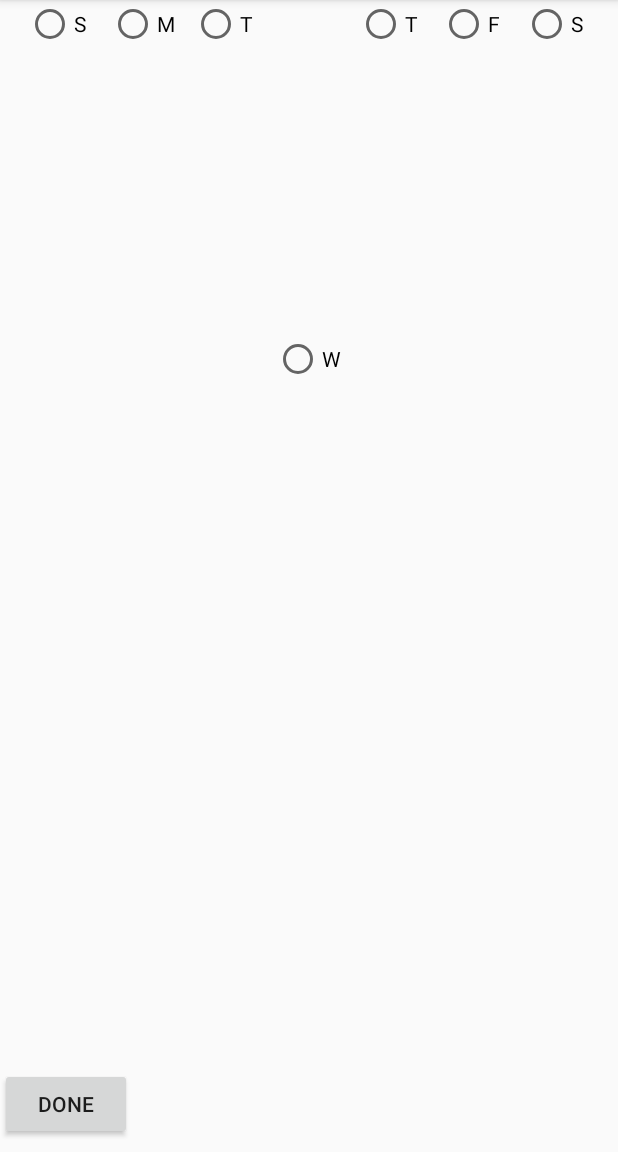
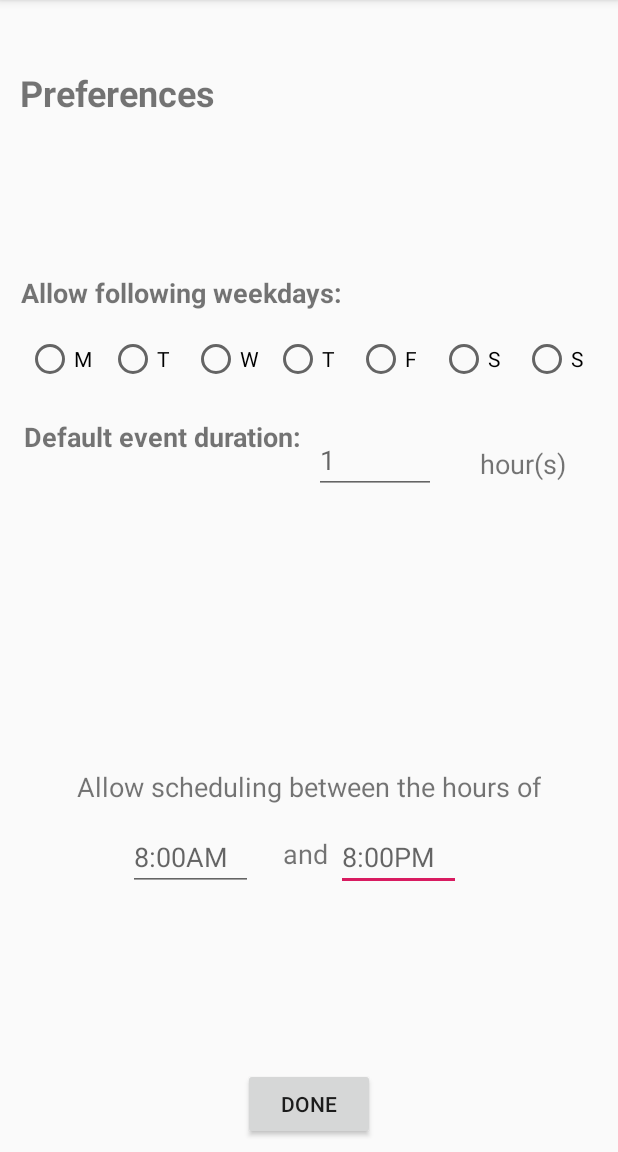
Before and after one commit to wesley-tang/Overlap, an Android app: the SettingsPage screen opened directly, with no data from a screen before it, on a phone screen of 412 x 824 dp, the part 84-1236 px from its top. Run offline under Robolectric (Android 15) with nearby library versions, the phone set to English and light mode, and no system bars.

Commit message:
Added all other modules to settings page + a fuckton more coded strings, started invitee page activity

```diff
--- a/Overlap/app/src/main/AndroidManifest.xml
+++ b/Overlap/app/src/main/AndroidManifest.xml
@@ -18,9 +18,10 @@ package="overlap.project">
                 <category android:name="android.intent.category.LAUNCHER" />
             </intent-filter>
         </activity>
-    <activity android:name=".scheduler.CalendarSelect"/>
-    <activity android:name=".scheduler.SettingsPage"/>
-    <activity android:name=".NewEvent"/>
+        <activity android:name=".scheduler.CalendarSelect" />
+        <activity android:name=".scheduler.SettingsPage" />
+        <activity android:name=".NewEvent" />
+        <activity android:name=".scheduler.InviteesPage"></activity>
     </application>
 
 </manifest>
--- /dev/null
+++ b/Overlap/app/src/main/java/overlap/project/scheduler/InviteesPage.java
@@ -0,0 +1,15 @@
+package overlap.project.scheduler;
+
+import android.support.v7.app.AppCompatActivity;
+import android.os.Bundle;
+
+import overlap.project.R;
+
+public class InviteesPage extends AppCompatActivity {
+
+    @Override
+    protected void onCreate(Bundle savedInstanceState) {
+        super.onCreate(savedInstanceState);
+        setContentView(R.layout.activity_invitees_page);
+    }
+}
--- a/Overlap/app/src/main/res/layout/activity_calendar_select.xml
+++ b/Overlap/app/src/main/res/layout/activity_calendar_select.xml
@@ -112,6 +112,7 @@
         app:layout_constraintHorizontal_bias="0.0"
         app:layout_constraintStart_toEndOf="@+id/textView3"
         app:layout_constraintTop_toBottomOf="@+id/datesText"
-        app:layout_constraintVertical_bias="0.195" />
+        app:layout_constraintVertical_bias="0.195"
+        android:autofillHints="" />
 
 </android.support.constraint.ConstraintLayout>
--- /dev/null
+++ b/Overlap/app/src/main/res/layout/activity_invitees_page.xml
@@ -0,0 +1,9 @@
+<?xml version="1.0" encoding="utf-8"?>
+<android.support.constraint.ConstraintLayout xmlns:android="http://schemas.android.com/apk/res/android"
+    xmlns:app="http://schemas.android.com/apk/res-auto"
+    xmlns:tools="http://schemas.android.com/tools"
+    android:layout_width="match_parent"
+    android:layout_height="match_parent"
+    tools:context=".scheduler.InviteesPage">
+
+</android.support.constraint.ConstraintLayout>
--- a/Overlap/app/src/main/res/layout/activity_settings_page.xml
+++ b/Overlap/app/src/main/res/layout/activity_settings_page.xml
@@ -6,41 +6,56 @@
     android:layout_height="match_parent"
     tools:context=".scheduler.SettingsPage">
 
+    <EditText
+        android:id="@+id/editText5"
+        android:layout_width="83dp"
+        android:layout_height="wrap_content"
+        android:layout_marginStart="224dp"
+        android:layout_marginTop="166dp"
+        android:layout_marginBottom="166dp"
+        android:ems="10"
+        android:hint="@string/eightPM"
+        android:inputType="time"
+        app:layout_constraintBottom_toBottomOf="@+id/button2"
+        app:layout_constraintStart_toStartOf="parent"
+        app:layout_constraintTop_toBottomOf="@+id/textView6"
+        app:layout_constraintVertical_bias="1.0" />
+
     <RadioButton
         android:id="@+id/radioButton3"
         android:layout_width="46dp"
         android:layout_height="wrap_content"
         android:layout_marginEnd="8dp"
-        android:text="S"
+        android:text="@string/weekdaySaturdaySunday"
+        app:layout_constraintBaseline_toBaselineOf="@+id/radioButton10"
         app:layout_constraintEnd_toEndOf="parent"
-        app:layout_constraintStart_toEndOf="@+id/radioButton10"
-        tools:layout_editor_absoluteY="140dp" />
+        app:layout_constraintStart_toEndOf="@+id/radioButton10" />
 
     <RadioButton
         android:id="@+id/radioButton6"
         android:layout_width="46dp"
         android:layout_height="wrap_content"
-        android:text="M"
+        android:text="@string/weekdayTuesdayThursday"
         app:layout_constraintEnd_toStartOf="@+id/radioButton7"
         app:layout_constraintStart_toEndOf="@+id/radioButton9"
-        tools:layout_editor_absoluteY="140dp" />
+        app:layout_constraintTop_toTopOf="@+id/radioButton5" />
 
     <RadioButton
         android:id="@+id/radioButton7"
         android:layout_width="45dp"
         android:layout_height="wrap_content"
-        android:text="T"
+        android:text="@string/weekdayWednesday"
+        app:layout_constraintBaseline_toBaselineOf="@+id/radioButton6"
         app:layout_constraintEnd_toStartOf="@+id/radioButton5"
-        app:layout_constraintStart_toEndOf="@+id/radioButton6"
-        tools:layout_editor_absoluteY="140dp" />
+        app:layout_constraintStart_toEndOf="@+id/radioButton6" />
 
     <RadioButton
         android:id="@+id/radioButton5"
         android:layout_width="46dp"
         android:layout_height="wrap_content"
+        android:layout_marginTop="8dp"
         android:layout_marginBottom="8dp"
-        android:layout_marginTop="8dp"
-        android:text="W"
+        android:text="@string/weekdayTuesdayThursday"
         app:layout_constraintBottom_toTopOf="@+id/button2"
         app:layout_constraintEnd_toStartOf="@+id/radioButton8"
         app:layout_constraintStart_toEndOf="@+id/radioButton7"
@@ -51,38 +66,40 @@
         android:id="@+id/radioButton8"
         android:layout_width="46dp"
         android:layout_height="wrap_content"
-        android:text="T"
+        android:text="@string/weekdayFriday"
+        app:layout_constraintBaseline_toBaselineOf="@+id/radioButton10"
         app:layout_constraintEnd_toStartOf="@+id/radioButton10"
-        app:layout_constraintStart_toEndOf="@+id/radioButton5"
-        tools:layout_editor_absoluteY="140dp" />
+        app:layout_constraintStart_toEndOf="@+id/radioButton5" />
 
     <RadioButton
         android:id="@+id/radioButton10"
         android:layout_width="46dp"
         android:layout_height="wrap_content"
-        android:text="F"
+        android:text="@string/weekdaySaturdaySunday"
         app:layout_constraintEnd_toStartOf="@+id/radioButton3"
         app:layout_constraintStart_toEndOf="@+id/radioButton8"
-        tools:layout_editor_absoluteY="140dp" />
+        app:layout_constraintTop_toTopOf="@+id/radioButton5" />
 
     <RadioButton
         android:id="@+id/radioButton9"
         android:layout_width="46dp"
         android:layout_height="wrap_content"
         android:layout_marginStart="8dp"
-        android:text="S"
+        android:text="@string/weekdayMonday"
+        app:layout_constraintBaseline_toBaselineOf="@+id/radioButton6"
         app:layout_constraintEnd_toStartOf="@+id/radioButton6"
-        app:layout_constraintStart_toStartOf="parent"
-        tools:layout_editor_absoluteY="140dp" />
+        app:layout_constraintStart_toStartOf="parent" />
 
     <TextView
         android:id="@+id/textView6"
         android:layout_width="wrap_content"
         android:layout_height="wrap_content"
+        android:layout_marginStart="8dp"
+        android:layout_marginEnd="8dp"
         android:layout_marginBottom="16dp"
-        android:layout_marginEnd="8dp"
-        android:layout_marginStart="8dp"
-        android:text="Allow following days"
+        android:text="@string/allowDays"
+        android:textSize="18sp"
+        android:textStyle="bold"
         app:layout_constraintBottom_toTopOf="@+id/radioButton6"
         app:layout_constraintEnd_toEndOf="parent"
         app:layout_constraintHorizontal_bias="0.033"
@@ -93,7 +110,106 @@
         android:layout_width="wrap_content"
         android:layout_height="wrap_content"
         android:layout_marginBottom="8dp"
-        android:text="Done"
+        android:text="@string/done"
         app:layout_constraintBottom_toBottomOf="parent"
-        tools:layout_editor_absoluteX="147dp" />
+        app:layout_constraintEnd_toEndOf="parent"
+        app:layout_constraintStart_toStartOf="parent" />
+
+    <TextView
+        android:id="@+id/textView7"
+        android:layout_width="wrap_content"
+        android:layout_height="wrap_content"
+        android:layout_marginStart="16dp"
+        android:layout_marginTop="23dp"
+        android:text="@string/defaultDuration"
+        android:textSize="18sp"
+        android:textStyle="bold"
+        app:layout_constraintStart_toStartOf="parent"
+        app:layout_constraintTop_toBottomOf="@+id/radioButton9" />
+
+    <EditText
+        android:id="@+id/editText"
+        android:layout_width="81dp"
+        android:layout_height="wrap_content"
+        android:layout_marginStart="8dp"
+        android:layout_marginTop="8dp"
+        android:layout_marginBottom="8dp"
+        android:ems="10"
+        android:hint="@string/one"
+        android:inputType="number"
+        app:layout_constraintBottom_toBottomOf="parent"
+        app:layout_constraintStart_toEndOf="@+id/textView7"
+        app:layout_constraintTop_toTopOf="parent"
+        app:layout_constraintVertical_bias="0.391" />
+
+    <TextView
+        android:id="@+id/textView8"
+        android:layout_width="wrap_content"
+        android:layout_height="wrap_content"
+        android:layout_marginStart="8dp"
+        android:layout_marginTop="8dp"
+        android:layout_marginEnd="8dp"
+        android:layout_marginBottom="8dp"
+        android:text="@string/hours"
+        android:textSize="18sp"
+        app:layout_constraintBottom_toBottomOf="parent"
+        app:layout_constraintEnd_toEndOf="parent"
+        app:layout_constraintHorizontal_bias="0.807"
+        app:layout_constraintStart_toEndOf="@+id/textView7"
+        app:layout_constraintTop_toTopOf="parent"
+        app:layout_constraintVertical_bias="0.397" />
+
+    <TextView
+        android:id="@+id/textView9"
+        android:layout_width="wrap_content"
+        android:layout_height="wrap_content"
+        android:layout_marginStart="13dp"
+        android:layout_marginTop="45dp"
+        android:text="@string/preferences"
+        android:textSize="24sp"
+        android:textStyle="bold"
+        app:layout_constraintStart_toStartOf="parent"
+        app:layout_constraintTop_toTopOf="parent" />
+
+    <TextView
+        android:id="@+id/textView10"
+        android:layout_width="wrap_content"
+        android:layout_height="wrap_content"
+        android:layout_marginStart="8dp"
+        android:layout_marginEnd="8dp"
+        android:layout_marginBottom="12dp"
+        android:text="@string/allowedHours"
+        android:textSize="18sp"
+        app:layout_constraintBottom_toTopOf="@+id/editText2"
+        app:layout_constraintEnd_toEndOf="parent"
+        app:layout_constraintStart_toStartOf="parent" />
+
+    <EditText
+        android:id="@+id/editText2"
+        android:layout_width="83dp"
+        android:layout_height="wrap_content"
+        android:layout_marginStart="85dp"
+        android:layout_marginTop="166dp"
+        android:layout_marginBottom="166dp"
+        android:ems="10"
+        android:hint="@string/eightAM"
+        android:inputType="time"
+        app:layout_constraintBottom_toBottomOf="@+id/button2"
+        app:layout_constraintStart_toStartOf="parent"
+        app:layout_constraintTop_toBottomOf="@+id/textView6"
+        app:layout_constraintVertical_bias="1.0" />
+
+    <TextView
+        android:id="@+id/textView11"
+        android:layout_width="34dp"
+        android:layout_height="23dp"
+        android:layout_marginStart="8dp"
+        android:layout_marginTop="20dp"
+        android:text="@string/and"
+        android:textSize="18sp"
+        app:layout_constraintEnd_toEndOf="parent"
+        app:layout_constraintHorizontal_bias="0.488"
+        app:layout_constraintStart_toStartOf="parent"
+        app:layout_constraintTop_toBottomOf="@+id/textView10" />
+
 </android.support.constraint.ConstraintLayout>
--- a/Overlap/app/src/main/res/values/strings.xml
+++ b/Overlap/app/src/main/res/values/strings.xml
@@ -6,5 +6,20 @@
     <string name="invitees">Invitees:</string>
     <string name="timeframe">Schedule anytime within the next 2 months</string>
     <string name="schedule">SCHEDULE EVENT</string>
+    <string name="allowDays">Allow following weekdays:</string>
+    <string name="weekdayMonday">M</string>
+    <string name="weekdayTuesdayThursday">T</string>
+    <string name="weekdayWednesday">W</string>
+    <string name="weekdayFriday">F</string>
+    <string name="weekdaySaturdaySunday">S</string>
+    <string name="done">DONE</string>
+    <string name="defaultDuration">Default event duration:</string>
+    <string name="hours">hour(s)</string>
+    <string name="and">and</string>
+    <string name="eightAM">8:00AM</string>
+    <string name="one">1</string>
+    <string name="eightPM">8:00PM</string>
+    <string name="allowedHours">Allow scheduling between the hours of</string>
     <string name="description">I\'m not writing a description for all these damn assets</string>
+    <string name="preferences">Preferences</string>
 </resources>
```
Lines whose indentation alone changed are shown as unchanged.
